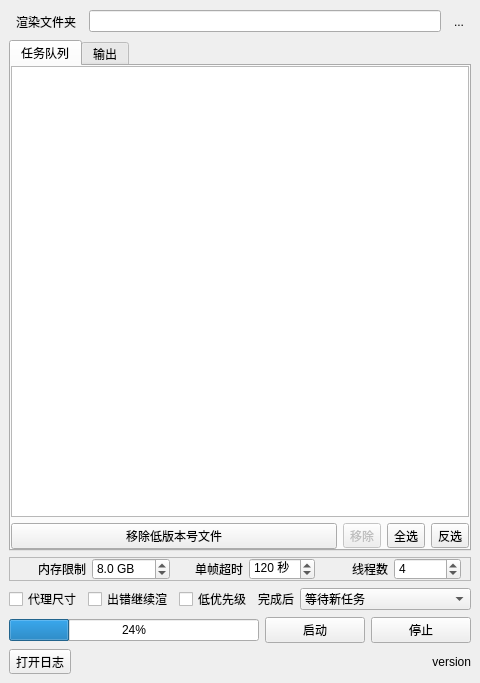
Qt form lib/batchrender/view/mainwindow.ui (NateScarlet/NukeBatchRender) before a commit.
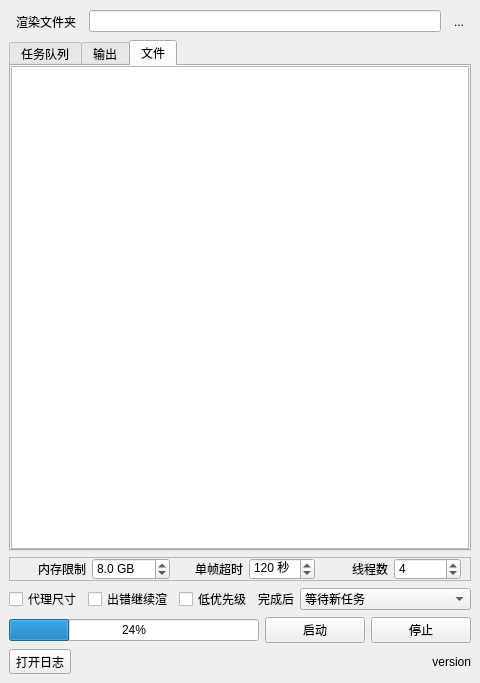
The same form after that commit. The open tabs and pages were chosen to show the change.

Commit message: Implement output file tab

```diff
--- a/lib/batchrender/view/mainwindow.ui
+++ b/lib/batchrender/view/mainwindow.ui
@@ -143,6 +143,19 @@
         </item>
        </layout>
       </widget>
+      <widget class="QWidget" name="tab_3">
+       <attribute name="title">
+        <string>文件</string>
+       </attribute>
+       <layout class="QVBoxLayout" name="verticalLayout_2">
+        <property name="margin">
+         <number>0</number>
+        </property>
+        <item>
+         <widget class="QListView" name="listView"/>
+        </item>
+       </layout>
+      </widget>
      </widget>
     </item>
     <item>
```
The commit also changes 5 other files.
